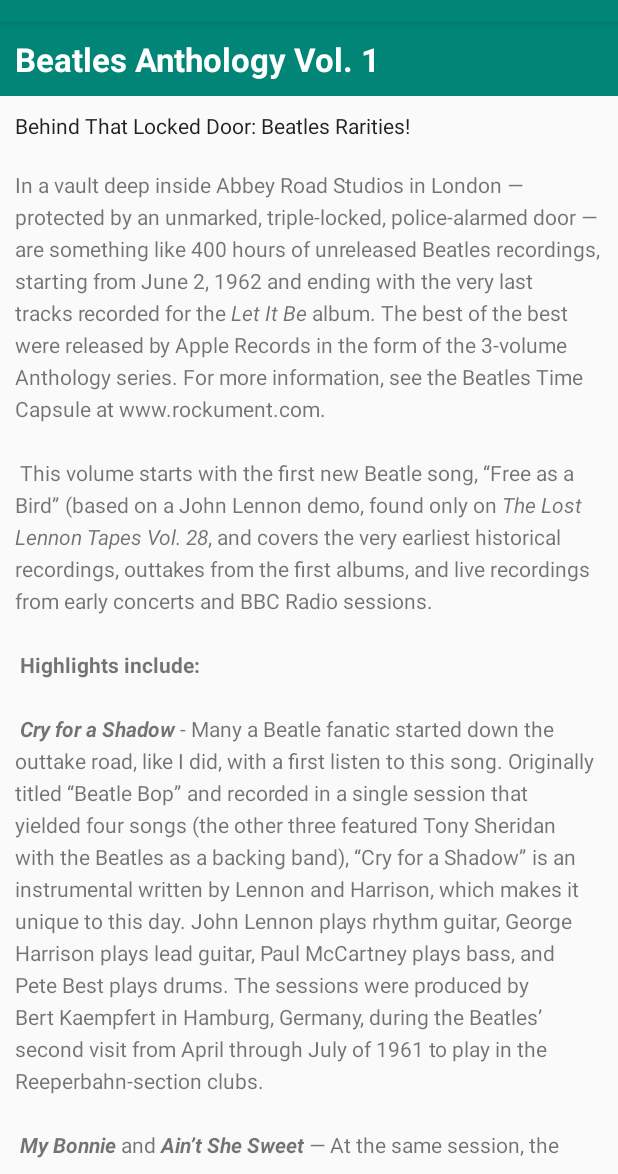
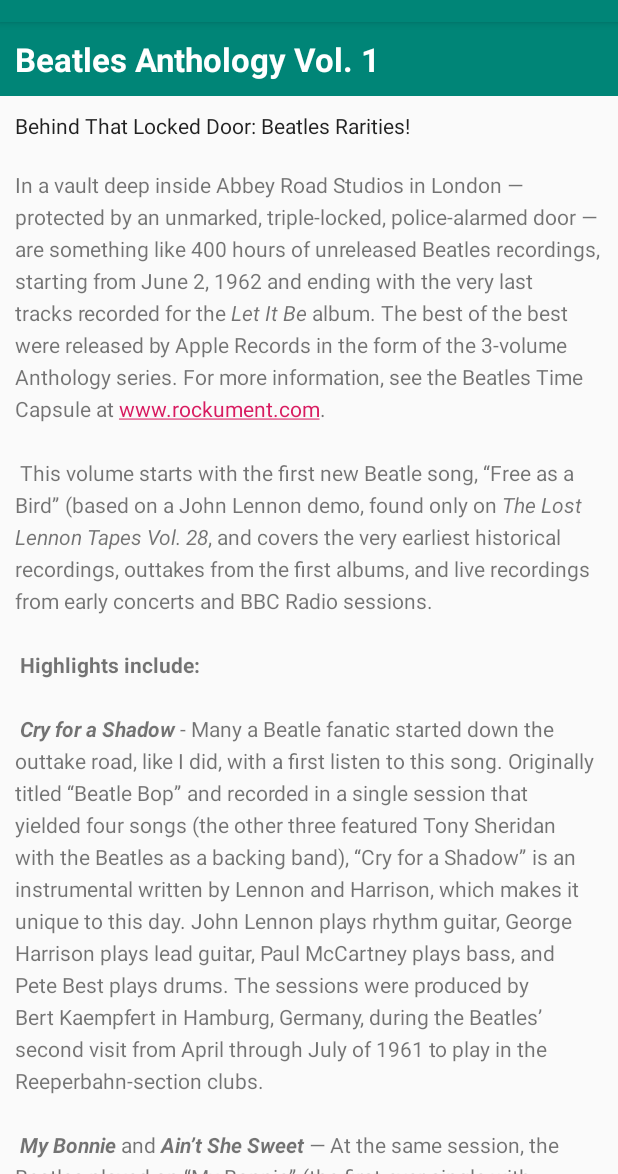
Before and after one commit to sunilthapa2018/Android-APP-TODOLIST, an Android app: the screen it shows after launch (MainActivity), on a phone screen of 412 x 824 dp, the part 62-1236 px from its top. Run offline under Robolectric (Android 15) with nearby library versions, the phone set to English and light mode, and no system bars.

Commit message:
Android fundamentals 01.3 Task 2 Completed

```diff
--- a/ScrollingText/app/src/main/res/layout/activity_main.xml
+++ b/ScrollingText/app/src/main/res/layout/activity_main.xml
@@ -6,34 +6,40 @@
     tools:context=".MainActivity">
 
     <TextView
+        android:id="@+id/article_heading"
         android:layout_width="match_parent"
         android:layout_height="wrap_content"
-        android:id="@+id/article_heading"
         android:background="@color/colorPrimary"
         android:padding="@dimen/padding_regular"
         android:text="@string/article_title"
-        android:textAppearance=
-            "@android:style/TextAppearance.DeviceDefault.Large"
+        android:textAppearance="@android:style/TextAppearance.DeviceDefault.Large"
         android:textColor="@android:color/white"
         android:textStyle="bold" />
 
     <TextView
+        android:id="@+id/article_subheading"
         android:layout_width="match_parent"
         android:layout_height="wrap_content"
-        android:id="@+id/article_subheading"
         android:layout_below="@id/article_heading"
         android:padding="@dimen/padding_regular"
         android:text="@string/article_subtitle"
         android:textAppearance=
             "@android:style/TextAppearance.DeviceDefault" />
 
-    <TextView
+    <ScrollView
         android:layout_width="wrap_content"
         android:layout_height="wrap_content"
-        android:id="@+id/article"
-        android:layout_below="@id/article_subheading"
-        android:lineSpacingExtra="@dimen/line_spacing"
-        android:padding="@dimen/padding_regular"
-        android:text="@string/article_text" />
+        android:layout_below="@id/article_subheading">
+
+        <TextView
+            android:id="@+id/article"
+            android:layout_width="wrap_content"
+            android:layout_height="wrap_content"
+            android:autoLink="web"
+            android:lineSpacingExtra="@dimen/line_spacing"
+            android:padding="@dimen/padding_regular"
+            android:text="@string/article_text" />
+
+    </ScrollView>
 
 </RelativeLayout>
```
